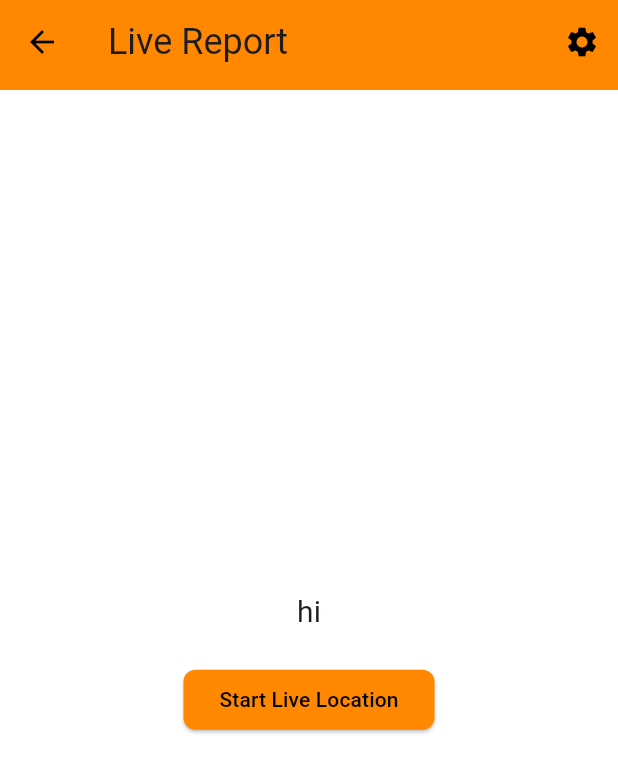
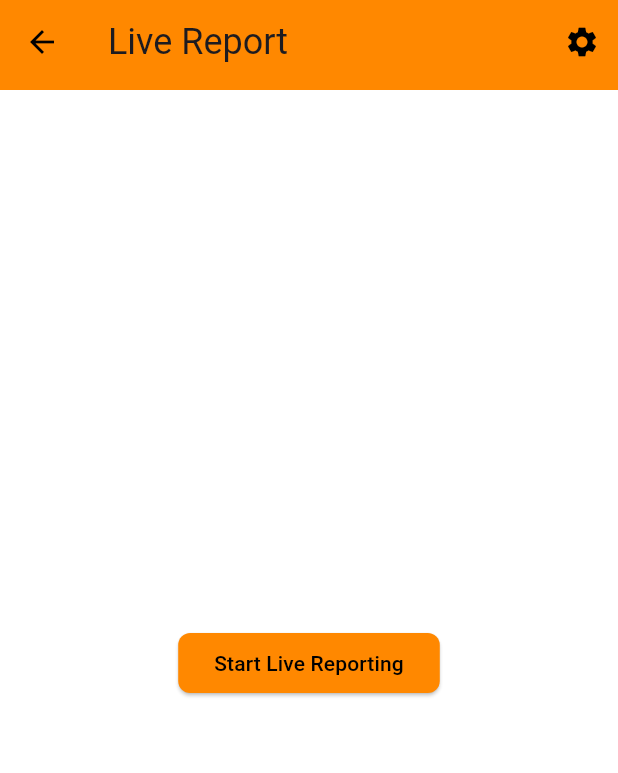
Before and after one commit to jacob6838/wz-activity-monitor, a Flutter app: the LiveReportPage screen opened directly, on a phone screen of 412 x 824 dp. Shown: the top 773 px of the screen. Run offline on Flutter 3.47's test engine with Material 3 defaults, Android fonts, the phone set to English and light mode, and no system bars; our stand-ins replace flutter_dotenv, flutter_local_notifications, flutter_map, flutter_secure_storage, geolocator, get and 5 more; missing offline and left inert: dart:ffi; accounts and stored records are empty; project files that could hold a hidden picture were left out.

Commit message:
notification for live reports only appears when a live report is active

```diff
--- a/flutter_app/wzam/lib/controllers/app_state_controller.dart
+++ b/flutter_app/wzam/lib/controllers/app_state_controller.dart
@@ -4,6 +4,8 @@ import 'package:wzam/services/location_service.dart';
 import 'package:wzam/services/push_notification_service.dart';
 
 class AppStateController extends GetxController with WidgetsBindingObserver {
+  RxBool liveReporting = false.obs; // Track if live reporting is active
+
   @override
   void onInit() {
     super.onInit();
@@ -42,10 +44,9 @@ class AppStateController extends GetxController with WidgetsBindingObserver {
     print("App is in the background");
     //LocationService locationService = Get.find<LocationService>();
     //locationService.enableForegroundService();
-    PushNotificationService pushNotificationService = Get.find<PushNotificationService>();
-    pushNotificationService.showLocationNotification(title: "Device Location is being used in a Live Report", payload: "Live Report", delaySeconds: 5);
-    print("went here");
-
-    // Add your logic here (e.g., stop location updates)
+    if (liveReporting.value) {
+      PushNotificationService pushNotificationService = Get.find<PushNotificationService>();
+      pushNotificationService.showLocationNotification(title: "Device Location is being used in a Live Report", payload: "Live Report", delaySeconds: 5);
+    }
   }
 }
--- a/flutter_app/wzam/lib/ui/pages/live_report_page.dart
+++ b/flutter_app/wzam/lib/ui/pages/live_report_page.dart
@@ -1,21 +1,9 @@
 import 'package:flutter/material.dart';
 import 'package:flutter/services.dart';
 import 'package:get/get.dart';
-import 'package:wzam/controllers/view_recordings_controller.dart';
-import 'package:wzam/controllers/view_reports_controller.dart';
-import 'package:wzam/services/file_storage.dart';
-import 'package:wzam/services/location_service.dart';
+import 'package:wzam/controllers/app_state_controller.dart';
 import 'package:wzam/services/push_notification_service.dart';
-import 'package:wzam/ui/pages/recording_configuration.dart';
-import 'package:wzam/ui/pages/report_generator.dart';
-import 'package:wzam/ui/pages/view_projects.dart';
-import 'package:wzam/ui/pages/view_recordings.dart';
-import 'package:wzam/ui/pages/view_reports.dart';
-import 'package:wzam/ui/styles/screen_size.dart';
-import 'package:wzam/ui/styles/spacing.dart';
-import 'package:wzam/ui/styles/text_styles.dart';
 import 'package:wzam/ui/styles/widgets/wzam_app_bar.dart';
-import 'package:wzam/ui/styles/widgets/wzam_text.dart';
 
 
 class LiveReportPage extends StatelessWidget {
@@ -29,6 +17,7 @@ class LiveReportPage extends StatelessWidget {
       DeviceOrientation.landscapeRight,
       DeviceOrientation.landscapeLeft,
     ]);
+    AppStateController  appStateController = Get.find<AppStateController>();
     return Scaffold(
       appBar: WZAMAppBar(
         title: 'Live Report',
@@ -37,17 +26,12 @@ class LiveReportPage extends StatelessWidget {
         child: Column(
           mainAxisAlignment: MainAxisAlignment.center,
           children: [
-            const Text("hi", style: style_three),
-            verticalSpaceMedium,
-            ElevatedButton(
-              child: const Text("Start Live Location"),
+            Obx(() => ElevatedButton(
+              child: appStateController.liveReporting.value ? const Text("Stop the Live Reporting Session") : const Text("Start Live Reporting"),
               onPressed: () async {
-                //LocationService locationService = Get.find<LocationService>();
-                //await locationService.startLocationUpdates();
-                PushNotificationService pushNotificationService = Get.find<PushNotificationService>();
-                pushNotificationService.showLocationNotification(title: "Live Report", payload: "Live Recording", delaySeconds: 5);
+                appStateController.liveReporting.value = !appStateController.liveReporting.value;
               }
-            ),
+            )),
           ]
         ),
       ),
--- a/flutter_app/wzam/lib/ui/pages/report_generator.dart
+++ b/flutter_app/wzam/lib/ui/pages/report_generator.dart
@@ -191,7 +191,7 @@ class ReportPage extends StatelessWidget {
               onPressed: () {
                 Get.to(() => const ReportLocationSelection());
               },
-              child: controller.points.isEmpty ? const Text("Select Activty Location") : Text("Change Activity Location"),
+              child: controller.points.isEmpty ? const Text("Select Activity Location") : const Text("Change Activity Location"),
             ),
             verticalSpaceSmall,
             Container(
```
